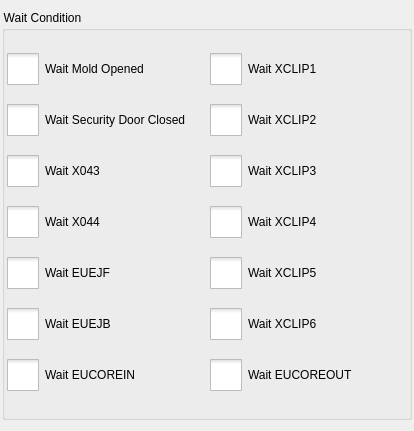
Qt form hcinstruction/icwaitconditioneditor.ui (dongdong-2009/3-5AxisRobot) before a commit.
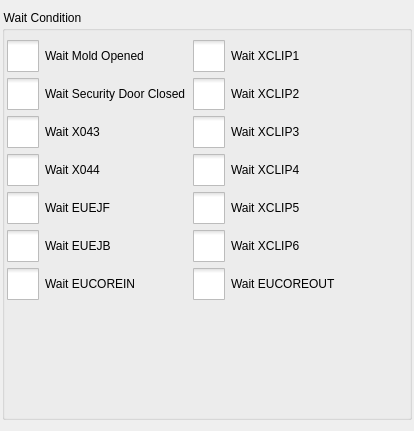
The same form after that commit. Icons and pictures are not drawn.

Diff of the .ui file:
```diff
--- a/hcinstruction/icwaitconditioneditor.ui
+++ b/hcinstruction/icwaitconditioneditor.ui
@@ -54,7 +54,7 @@
      <property name="title">
       <string>Wait Condition</string>
      </property>
-     <layout class="QGridLayout" name="gridLayout">
+     <layout class="QFormLayout" name="formLayout">
       <property name="leftMargin">
        <number>2</number>
       </property>
@@ -71,16 +71,6 @@
         </attribute>
        </widget>
       </item>
-      <item row="0" column="1">
-       <widget class="QCheckBox" name="xclip1CheckBox">
-        <property name="text">
-         <string>Wait XCLIP1</string>
-        </property>
-        <attribute name="buttonGroup">
-         <string notr="true">buttonGroup</string>
-        </attribute>
-       </widget>
-      </item>
       <item row="1" column="0">
        <widget class="QCheckBox" name="securityDoorCheckBox">
         <property name="text">
@@ -91,16 +81,6 @@
         </attribute>
        </widget>
       </item>
-      <item row="1" column="1">
-       <widget class="QCheckBox" name="xclip2CheckBox">
-        <property name="text">
-         <string>Wait XCLIP2</string>
-        </property>
-        <attribute name="buttonGroup">
-         <string notr="true">buttonGroup</string>
-        </attribute>
-       </widget>
-      </item>
       <item row="2" column="0">
        <widget class="QCheckBox" name="x043CheckBox">
         <property name="text">
@@ -111,16 +91,6 @@
         </attribute>
        </widget>
       </item>
-      <item row="2" column="1">
-       <widget class="QCheckBox" name="xclip3CheckBox">
-        <property name="text">
-         <string>Wait XCLIP3</string>
-        </property>
-        <attribute name="buttonGroup">
-         <string notr="true">buttonGroup</string>
-        </attribute>
-       </widget>
-      </item>
       <item row="3" column="0">
        <widget class="QCheckBox" name="x044CheckBox">
         <property name="text">
@@ -131,6 +101,36 @@
         </attribute>
        </widget>
       </item>
+      <item row="0" column="1">
+       <widget class="QCheckBox" name="xclip1CheckBox">
+        <property name="text">
+         <string>Wait XCLIP1</string>
+        </property>
+        <attribute name="buttonGroup">
+         <string notr="true">buttonGroup</string>
+        </attribute>
+       </widget>
+      </item>
+      <item row="1" column="1">
+       <widget class="QCheckBox" name="xclip2CheckBox">
+        <property name="text">
+         <string>Wait XCLIP2</string>
+        </property>
+        <attribute name="buttonGroup">
+         <string notr="true">buttonGroup</string>
+        </attribute>
+       </widget>
+      </item>
+      <item row="2" column="1">
+       <widget class="QCheckBox" name="xclip3CheckBox">
+        <property name="text">
+         <string>Wait XCLIP3</string>
+        </property>
+        <attribute name="buttonGroup">
+         <string notr="true">buttonGroup</string>
+        </attribute>
+       </widget>
+      </item>
       <item row="3" column="1">
        <widget class="QCheckBox" name="xclip4CheckBox">
         <property name="text">
@@ -141,16 +141,6 @@
         </attribute>
        </widget>
       </item>
-      <item row="4" column="0">
-       <widget class="QCheckBox" name="euejfCheckBox">
-        <property name="text">
-         <string>Wait EUEJF</string>
-        </property>
-        <attribute name="buttonGroup">
-         <string notr="true">buttonGroup</string>
-        </attribute>
-       </widget>
-      </item>
       <item row="4" column="1">
        <widget class="QCheckBox" name="xclip5CheckBox">
         <property name="text">
@@ -161,16 +151,6 @@
         </attribute>
        </widget>
       </item>
-      <item row="5" column="0">
-       <widget class="QCheckBox" name="euejbCheckBox">
-        <property name="text">
-         <string>Wait EUEJB</string>
-        </property>
-        <attribute name="buttonGroup">
-         <string notr="true">buttonGroup</string>
-        </attribute>
-       </widget>
-      </item>
       <item row="5" column="1">
        <widget class="QCheckBox" name="xclip6CheckBox">
         <property name="text">
@@ -181,6 +161,26 @@
         </attribute>
        </widget>
       </item>
+      <item row="4" column="0">
+       <widget class="QCheckBox" name="euejfCheckBox">
+        <property name="text">
+         <string>Wait EUEJF</string>
+        </property>
+        <attribute name="buttonGroup">
+         <string notr="true">buttonGroup</string>
+        </attribute>
+       </widget>
+      </item>
+      <item row="5" column="0">
+       <widget class="QCheckBox" name="euejbCheckBox">
+        <property name="text">
+         <string>Wait EUEJB</string>
+        </property>
+        <attribute name="buttonGroup">
+         <string notr="true">buttonGroup</string>
+        </attribute>
+       </widget>
+      </item>
       <item row="6" column="0">
        <widget class="QCheckBox" name="eucoreinCheckBox">
         <property name="text">
```
